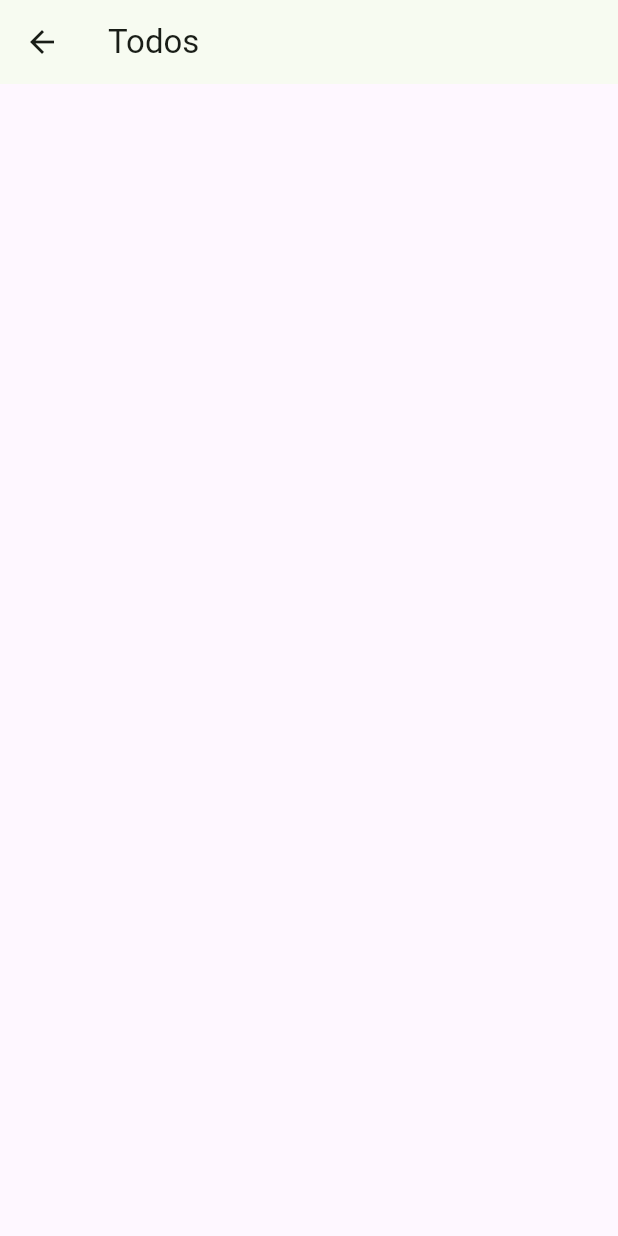
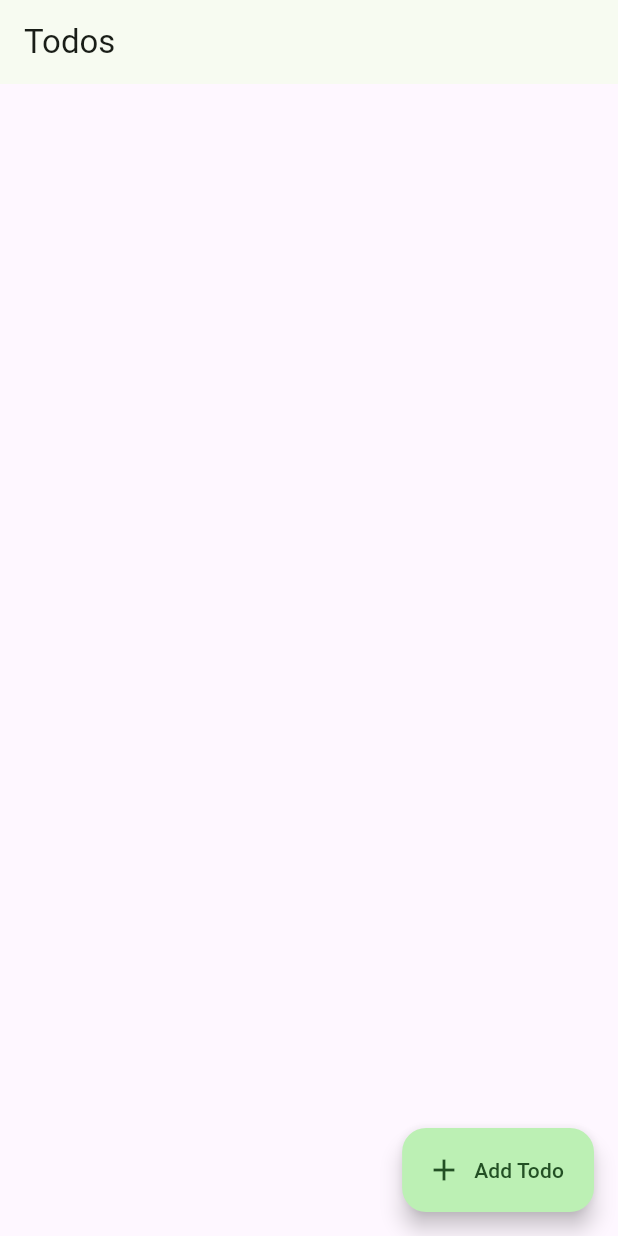
Before and after one commit to rebixpl/flutter_todo_app, a Flutter app: the screen it shows after launch, on a phone screen of 412 x 824 dp. Run offline on Flutter 3.47's test engine with Material 2 defaults, Android fonts, the phone set to English and light mode, and no system bars; our stand-ins replace flutter_riverpod, freezed_annotation, go_router, riverpod_annotation; generated files the repository leaves out were written again.

Commit message:
created addTodoFAB + todosAdd screen + getTodo, save_todo,getTodos,deleteTodo usecases

```diff
--- /dev/null
+++ b/lib/domain/usecases/delete_todo.dart
@@ -0,0 +1,5 @@
+import 'package:flutter_todo_app/domain/model/todo.dart';
+
+abstract class DeleteTodoUseCase {
+  Future<void> execute(Todo todo);
+}
--- /dev/null
+++ b/lib/domain/usecases/get_todo.dart
@@ -0,0 +1,5 @@
+import 'package:flutter_todo_app/domain/model/todo.dart';
+
+abstract class GetTodoUseCase {
+  Future<Todo?> execute(String id);
+}
--- /dev/null
+++ b/lib/domain/usecases/get_todos.dart
@@ -0,0 +1,5 @@
+import 'package:flutter_todo_app/domain/model/todos.dart';
+
+abstract class GetTodosUseCase {
+  Future<Todos> execute();
+}
--- /dev/null
+++ b/lib/domain/usecases/save_todo.dart
@@ -0,0 +1,5 @@
+import 'package:flutter_todo_app/domain/model/todo.dart';
+
+abstract class GetTodoUseCase {
+  Future<void> execute(Todo todo);
+}
--- a/lib/presentation/router.dart
+++ b/lib/presentation/router.dart
@@ -1,18 +1,17 @@
-import 'package:flutter_todo_app/presentation/view/home.dart';
+import 'package:flutter_todo_app/presentation/view/todos_new.dart';
 import 'package:flutter_todo_app/presentation/view/todos_list.dart';
 import 'package:go_router/go_router.dart';
 
 final router = GoRouter(
-  initialLocation: '/',
+  initialLocation: '/todos',
   routes: [
     GoRoute(
-      path: '/',
-      builder: (context, state) => const Home(),
-      redirect: (context, state) => '/todos',
+      path: '/todos',
+      builder: (context, state) => const TodosList(),
       routes: [
         GoRoute(
-          path: 'todos',
-          builder: (context, state) => const TodosList(),
+          path: 'new',
+          builder: (context, state) => const TodosNew(),
         ),
       ],
     ),
--- a/lib/presentation/view/todos_list.dart
+++ b/lib/presentation/view/todos_list.dart
@@ -1,8 +1,7 @@
 import 'package:flutter/material.dart';
 import 'package:flutter_riverpod/flutter_riverpod.dart';
 import 'package:flutter_todo_app/presentation/viewmodel/module.dart';
-
-import '../../data/repository/module.dart';
+import 'package:go_router/go_router.dart';
 
 class TodosList extends ConsumerWidget {
   const TodosList({super.key});
@@ -11,6 +10,7 @@ class TodosList extends ConsumerWidget {
   Widget build(BuildContext context, WidgetRef ref) {
     return Scaffold(
       appBar: AppBar(
+        automaticallyImplyLeading: false,
         title: const Text('Todos'),
       ),
       body: ref.watch(getTodosProvider).map(
@@ -33,6 +33,14 @@ class TodosList extends ConsumerWidget {
               },
             ),
           ),
+      floatingActionButton: FloatingActionButton.extended(
+        onPressed: () {
+          context.go('/todos/new');
+        },
+        icon: const Icon(Icons.add),
+        label: const Text('Add Todo'),
+        tooltip: 'Add Todo',
+      ),
     );
   }
 }
```
Also changed, not shown: lib/presentation/view/todos_new.dart (added, +17 -0 lines).
